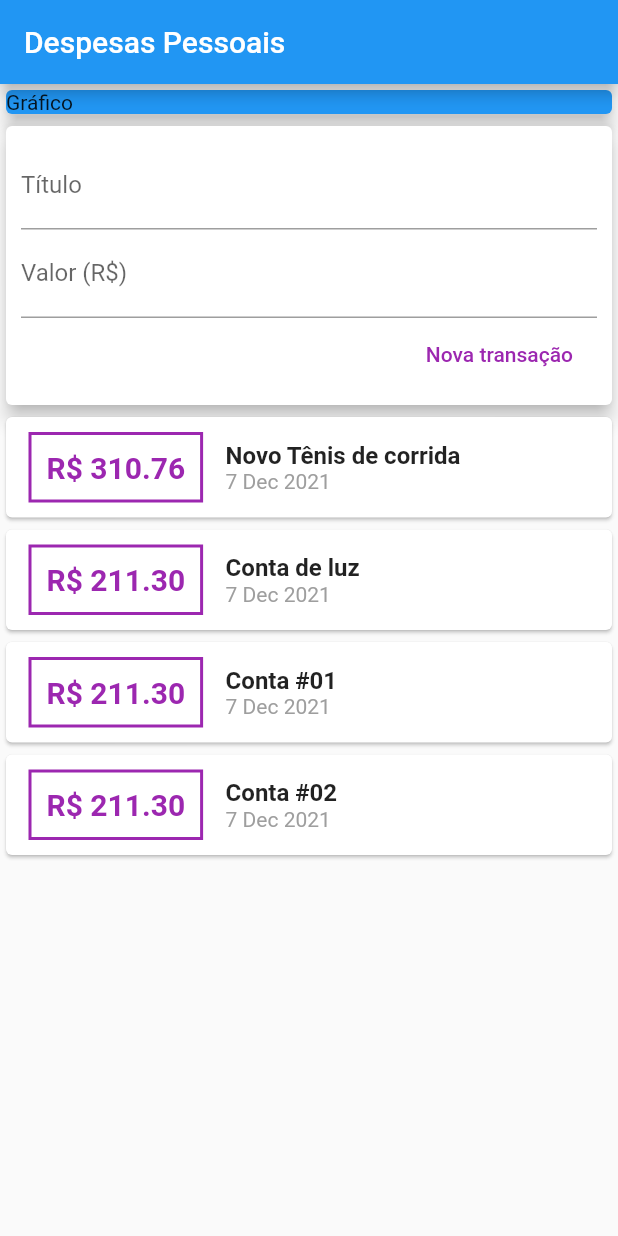
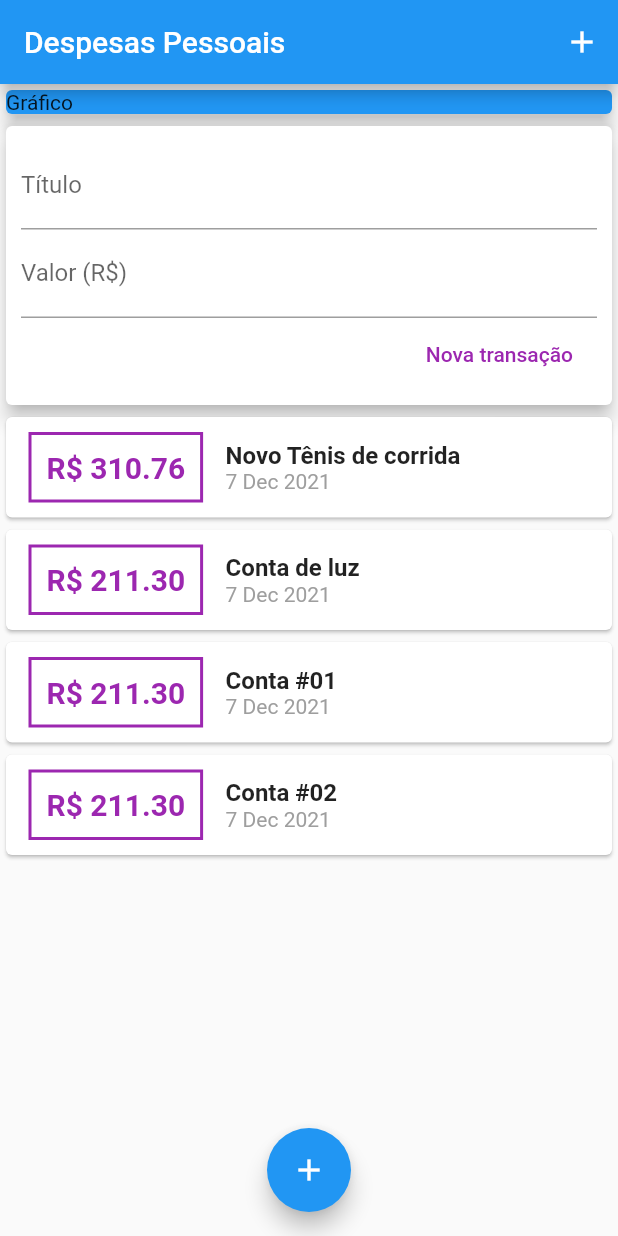
Before and after one commit to Edusu123/expenses, a Flutter app: the screen it shows after launch, on a phone screen of 412 x 824 dp. Run offline on Flutter 3.47's test engine with Material 2 defaults, Android fonts, the phone set to English and light mode, and no system bars.

Commit message:
Botões para adicionar transação

```diff
--- a/lib/main.dart
+++ b/lib/main.dart
@@ -18,6 +18,7 @@ class MyHomePage extends StatelessWidget {
     return Scaffold(
       appBar: AppBar(
         title: Text("Despesas Pessoais"),
+        actions: [IconButton(onPressed: () {}, icon: Icon(Icons.add))],
       ),
       body: SingleChildScrollView(
         child: Column(
@@ -34,6 +35,9 @@ class MyHomePage extends StatelessWidget {
           ],
         ),
       ),
+      floatingActionButton:
+          FloatingActionButton(child: Icon(Icons.add), onPressed: () {}),
+      floatingActionButtonLocation: FloatingActionButtonLocation.centerFloat,
     );
   }
 }
```
